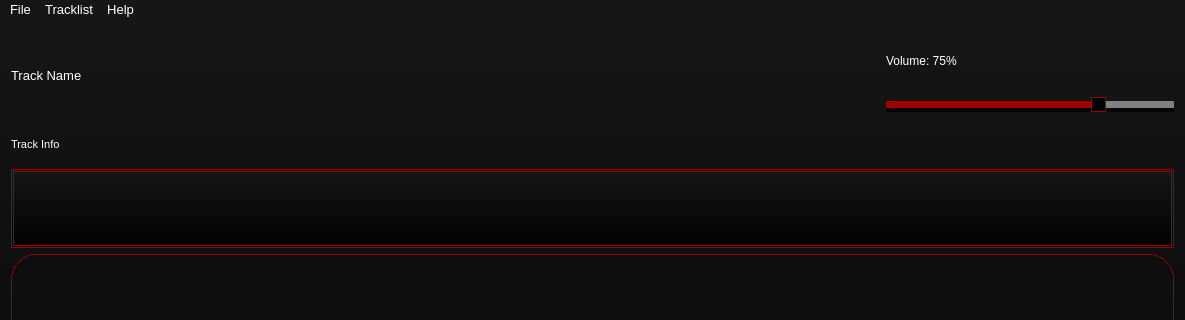
Above: src/View/MainWindow/mainwindow.ui from Flone-dnb/BloodyPlayer before the change; both pictures show x 0 to 1185 and y 0 to 320 of the 1185 by 714 pixel window. Below: the same form after it.
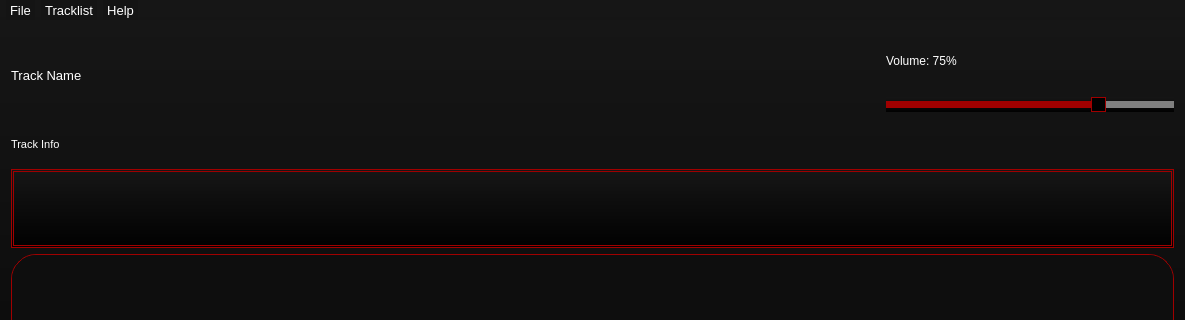
That is the form after the change. Icons and pictures are not drawn. Custom widgets are drawn as their Qt base class.

Patch:
```diff
--- a/src/View/MainWindow/mainwindow.ui
+++ b/src/View/MainWindow/mainwindow.ui
@@ -1822,7 +1822,7 @@
      <x>0</x>
      <y>0</y>
      <width>1185</width>
-     <height>28</height>
+     <height>22</height>
     </rect>
    </property>
    <property name="font">
@@ -1836,6 +1836,11 @@
 	background-color: rgba(255, 255, 255, 0);
 }
 
+QMenuBar::item
+{
+	background-color: rgba(20, 20, 20, 255);
+}
+
 QMenuBar::item:selected
 {
 	background-color: qlineargradient(spread:pad, x1:0.5, y1:1, x2:0.5, y2:0, stop:0 rgba(81, 0, 0, 255), stop:1 rgba(131, 19, 19, 255));
```
Left out of the diff: 137 changed lines with no effect on the pictures.
